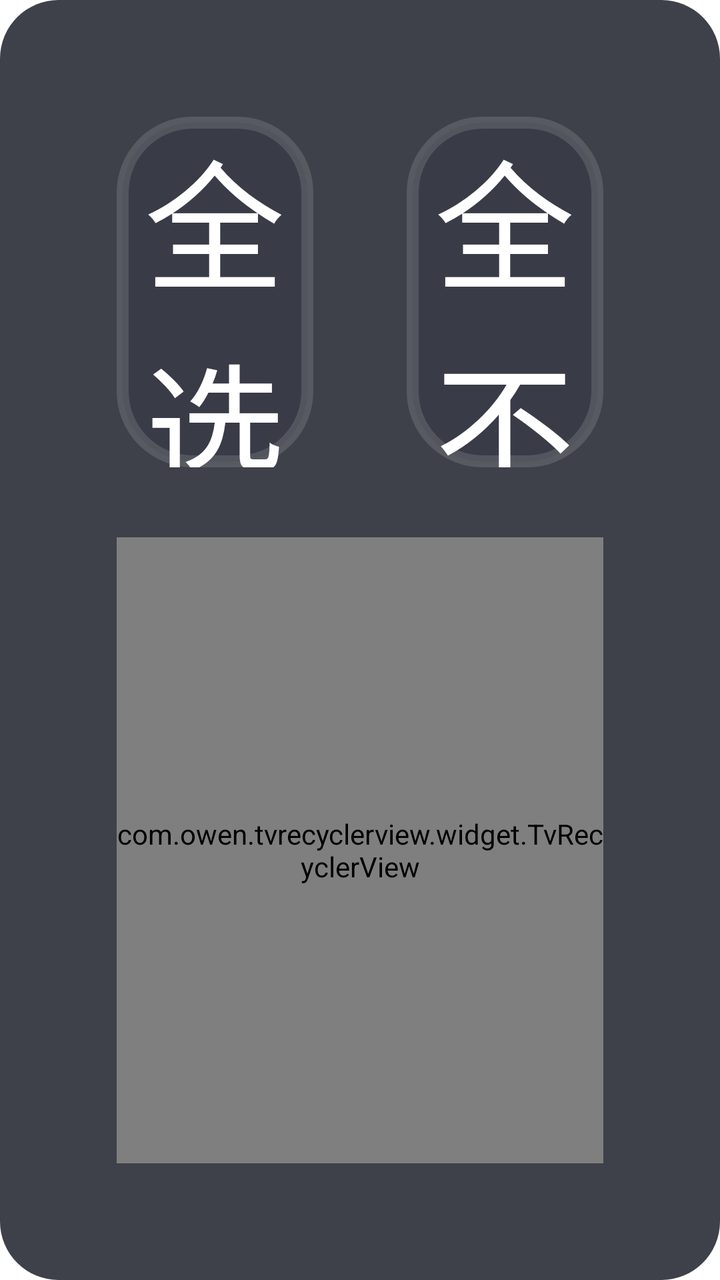
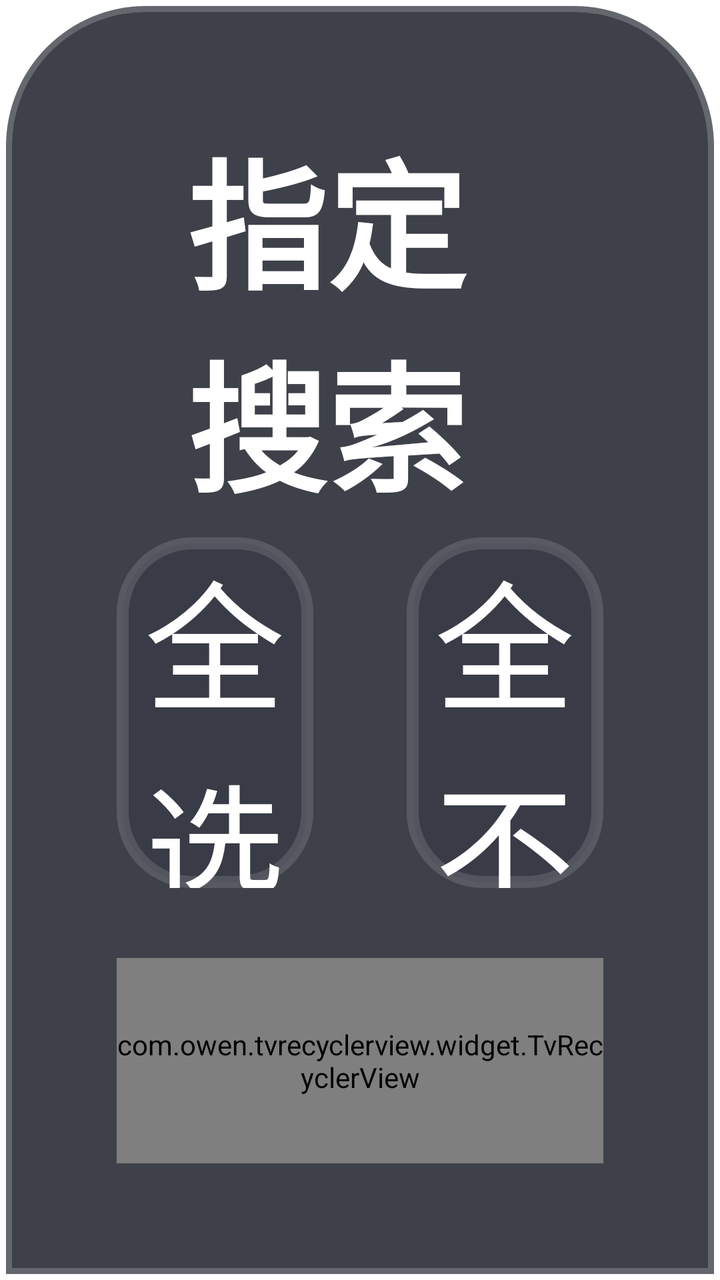

Two renders of the same Android screen: before a commit and after it. Below are the layout's source before the change and the commit's diff.
<!-- AndroidManifest.xml: application theme AppTheme.NoActionBar -->
<!-- res/layout/dialog_checkbox_search.xml -->
<?xml version="1.0" encoding="utf-8"?>
<FrameLayout xmlns:android="http://schemas.android.com/apk/res/android"
    xmlns:app="http://schemas.android.com/apk/res-auto"
    xmlns:tools="http://schemas.android.com/tools"
    android:layout_width="match_parent"
    android:layout_height="match_parent">

    <LinearLayout
        android:id="@+id/root"
        android:layout_width="match_parent"
        android:layout_height="match_parent"
        android:layout_gravity="center"
        android:background="@drawable/shape_dialog_pg_search_checkbox"
        android:orientation="vertical"
        android:padding="@dimen/vs_10">

        <LinearLayout
            android:orientation="horizontal"
            android:weightSum="2"
            android:layout_width="match_parent"
            android:layout_height="wrap_content">

            <TextView
                android:id="@+id/checkAll"
                android:layout_width="0dp"
                android:layout_height="@dimen/vs_30"
                android:layout_weight="1"
                android:layout_gravity="center"
                android:gravity="center"
                android:background="@drawable/button_danmu_setting"
                android:clickable="true"
                android:focusable="true"
                android:textColor="@color/dialog_text_primary"
                android:textSize="@dimen/ts_14"
                android:text="全选" />

            <TextView
                android:id="@+id/clearAll"
                android:layout_width="0dp"
                android:layout_height="@dimen/vs_30"
                android:layout_marginLeft="@dimen/vs_8"
                android:layout_weight="1"
                android:layout_gravity="center"
                android:gravity="center"
                android:background="@drawable/button_danmu_setting"
                android:clickable="true"
                android:focusable="true"
                android:text="全不选"
                android:textColor="@color/dialog_text_primary"
                android:textSize="@dimen/ts_14" />
        </LinearLayout>

        <com.owen.tvrecyclerview.widget.TvRecyclerView
            android:id="@+id/mGridView"
            android:layout_width="match_parent"
            android:layout_height="0dp"
            android:layout_marginTop="@dimen/vs_6"
            android:layout_weight="1"
            android:orientation="vertical" />

    </LinearLayout>

</FrameLayout>
<!-- resources referenced by this layout -->
<resources>
  <color name="dialog_text_primary">#FFFFFFFF</color>
  <dimen name="ts_14">12mm</dimen>
  <dimen name="vs_10">10mm</dimen>
  <dimen name="vs_30">30mm</dimen>
  <dimen name="vs_6">6mm</dimen>
  <dimen name="vs_8">8mm</dimen>
  <!-- drawable button_danmu_setting (drawable) -->
  <?xml version="1.0" encoding="utf-8"?>
  <selector xmlns:android="http://schemas.android.com/apk/res/android">
      <item android:state_focused="true">
          <shape>
              <corners android:radius="@dimen/vs_6" />
              <solid android:color="@color/dialog_control_bg_focused" />
              <stroke
                  android:width="@dimen/vs_1"
                  android:color="@color/dialog_control_stroke_focused" />
          </shape>
      </item>
      <item>
          <shape>
              <corners android:radius="@dimen/vs_6" />
              <solid android:color="@color/dialog_control_bg" />
              <stroke
                  android:width="@dimen/vs_1"
                  android:color="@color/dialog_control_stroke" />
          </shape>
      </item>
  </selector>
  <!-- drawable shape_dialog_pg_search_checkbox (drawable) -->
  <?xml version="1.0" encoding="utf-8"?>
  <shape xmlns:android="http://schemas.android.com/apk/res/android">
      <corners android:radius="@dimen/vs_5" />
      <solid android:color="@color/dialog_panel_bg" />
  </shape>
  <style name="AppTheme.NoActionBar" parent="AppTheme">
          <item name="android:windowActionBar">false</item>
          <item name="android:windowNoTitle">true</item>
          <item name="windowActionBar">false</item>
          <item name="android:windowFullscreen">false</item>//手机版：默认保留状态栏，全屏页面运行时再隐藏
          <item name="android:windowContentOverlay">@null</item>//是否有遮盖
          <item name="windowNoTitle">true</item>
          
          
          <item name="android:windowBackground">@android:color/transparent</item>
          
          <item name="android:statusBarColor">@android:color/transparent</item>
          <item name="android:windowDrawsSystemBarBackgrounds">true</item>
      </style>
  <color name="dialog_control_bg_focused">#CC1890FF</color>
  <dimen name="vs_1">1mm</dimen>
  <color name="dialog_control_stroke_focused">#CC02F8E1</color>
  <color name="dialog_control_bg">#80353744</color>
  <color name="dialog_control_stroke">#22FFFFFF</color>
  <dimen name="vs_5">5mm</dimen>
  <color name="dialog_panel_bg">#D91D202A</color>
  <style name="AppTheme" parent="Theme.AppCompat.Light.DarkActionBar">
          
          <item name="colorPrimary">@color/color_6200EE</item>
          <item name="colorPrimaryDark">@color/color_3700B3</item>
          <item name="colorAccent">@color/color_03DAC5</item>
      </style>
  <color name="color_6200EE">#6200EE</color>
  <color name="color_3700B3">#3700B3</color>
  <color name="color_03DAC5">#03DAC5</color>
</resources>

<!-- the commit's change to res/layout/dialog_checkbox_search.xml (unified diff, before → after) -->
@@ -9,10 +9,28 @@
         android:id="@+id/root"
         android:layout_width="match_parent"
         android:layout_height="match_parent"
-        android:layout_gravity="center"
-        android:background="@drawable/shape_dialog_pg_search_checkbox"
+        android:background="@drawable/shape_bottom_sheet_bg"
         android:orientation="vertical"
         android:padding="@dimen/vs_10">
+
+        
+        <LinearLayout
+            android:id="@+id/sheetTitleBar"
+            android:layout_width="match_parent"
+            android:layout_height="@dimen/vs_36"
+            android:gravity="center_vertical"
+            android:orientation="horizontal"
+            android:paddingLeft="@dimen/vs_6"
+            android:paddingRight="@dimen/vs_6">
+
+            <TextView
+                android:layout_width="wrap_content"
+                android:layout_height="wrap_content"
+                android:text="指定搜索源"
+                android:textColor="@color/dialog_text_primary"
+                android:textSize="@dimen/ts_16"
+                android:textStyle="bold" />
+        </LinearLayout>
 
         <LinearLayout
             android:orientation="horizontal"
<!-- resource entries referenced after the edit -->
@@ -2,8 +2,10 @@
 <resources>
   <color name="dialog_text_primary">#FFFFFFFF</color>
   <dimen name="ts_14">12mm</dimen>
+  <dimen name="ts_16">12mm</dimen>
   <dimen name="vs_10">10mm</dimen>
   <dimen name="vs_30">30mm</dimen>
+  <dimen name="vs_36">36mm</dimen>
   <dimen name="vs_6">6mm</dimen>
   <dimen name="vs_8">8mm</dimen>
   <!-- drawable button_danmu_setting (drawable) -->
@@ -28,11 +30,17 @@
           </shape>
       </item>
   </selector>
-  <!-- drawable shape_dialog_pg_search_checkbox (drawable) -->
+  <!-- drawable shape_bottom_sheet_bg (drawable) -->
   <?xml version="1.0" encoding="utf-8"?>
-  <shape xmlns:android="http://schemas.android.com/apk/res/android">
-      <corners android:radius="@dimen/vs_5" />
+  <shape xmlns:android="http://schemas.android.com/apk/res/android"
+      android:shape="rectangle">
+      <corners
+          android:topLeftRadius="@dimen/vs_12"
+          android:topRightRadius="@dimen/vs_12" />
       <solid android:color="@color/dialog_panel_bg" />
+      <stroke
+          android:width="@dimen/vs_1"
+          android:color="@color/dialog_panel_stroke" />
   </shape>
   <style name="AppTheme.NoActionBar" parent="AppTheme">
           <item name="android:windowActionBar">false</item>
@@ -53,8 +61,9 @@
   <color name="dialog_control_stroke_focused">#CC02F8E1</color>
   <color name="dialog_control_bg">#80353744</color>
   <color name="dialog_control_stroke">#22FFFFFF</color>
-  <dimen name="vs_5">5mm</dimen>
+  <dimen name="vs_12">12mm</dimen>
   <color name="dialog_panel_bg">#D91D202A</color>
+  <color name="dialog_panel_stroke">#33FFFFFF</color>
   <style name="AppTheme" parent="Theme.AppCompat.Light.DarkActionBar">
           
           <item name="colorPrimary">@color/color_6200EE</item>
